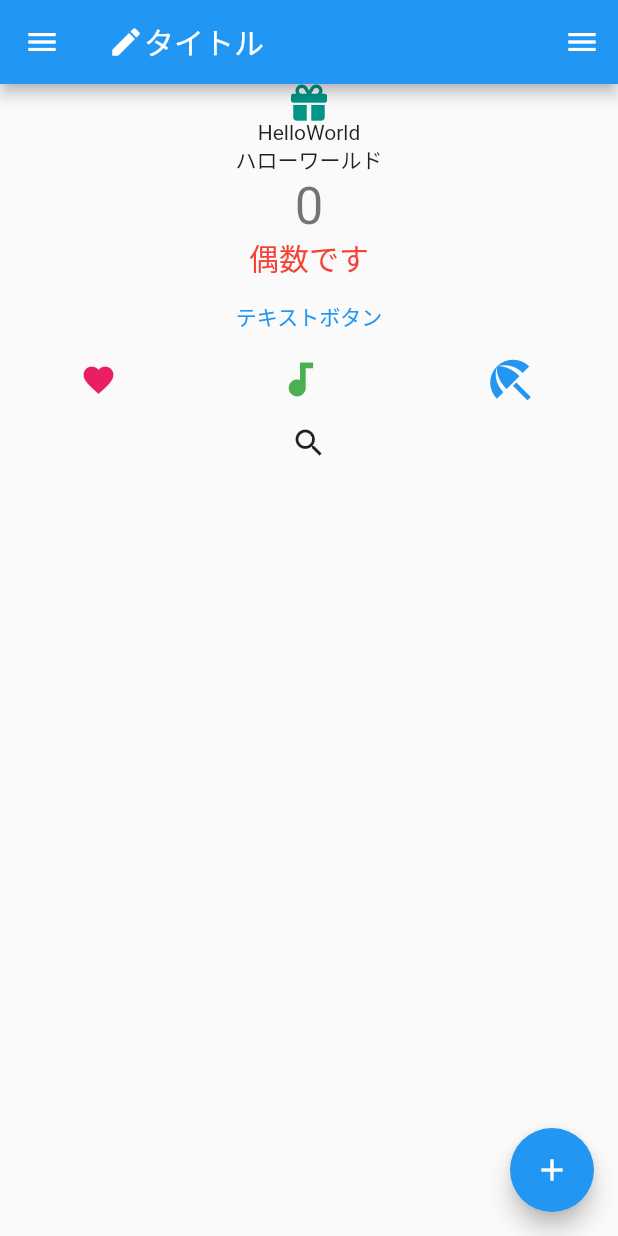
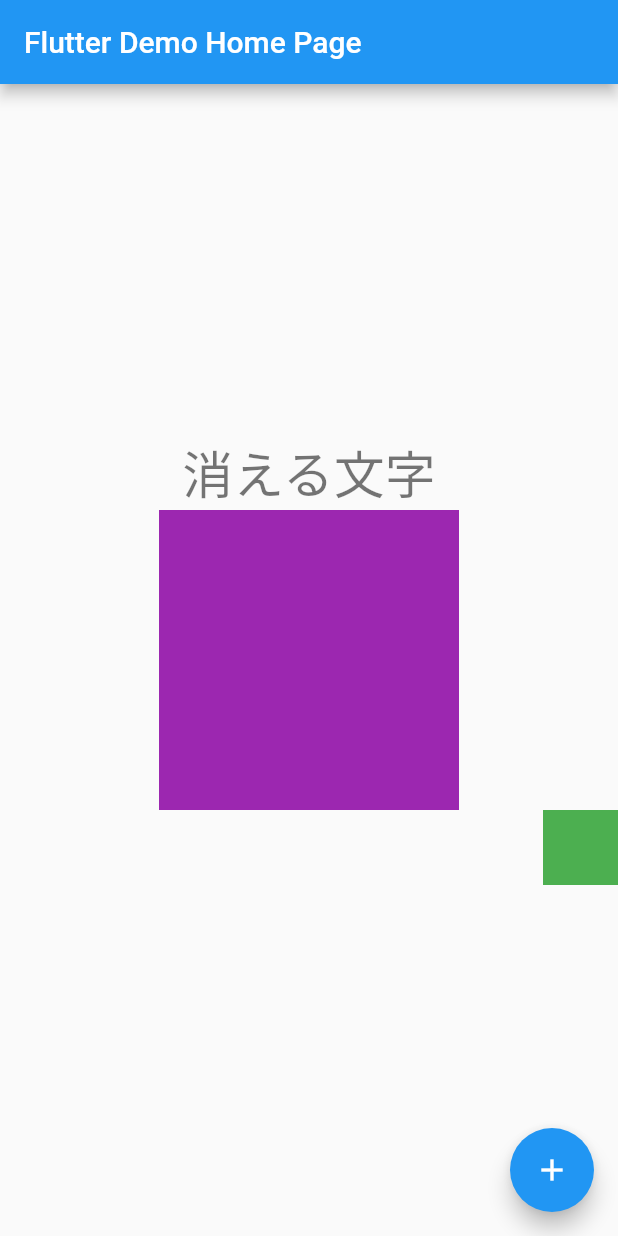
Before and after one commit to tsubasa-sbym/flutter_application_00, a Flutter app: the screen it shows after launch, on a phone screen of 412 x 824 dp. Run offline on Flutter 3.47's test engine with Material 2 defaults, Android fonts, the phone set to English and light mode, and no system bars; our stand-ins replace font_awesome_flutter.

Commit message:
feat:アニメーションの追加（ AnimatedOpacity/AnimatedSize/AnimatedAlign）

```diff
--- a/lib/main.dart
+++ b/lib/main.dart
@@ -50,84 +50,127 @@ class MyHomePage extends StatefulWidget {
 }
 
 class _MyHomePageState extends State<MyHomePage> {
-  int _counter = 0;
-  bool _setValue = false;
-  void _incrementCounter() {
+  bool _flag = false;
+  _click() async {
     setState(() {
-      _counter++;
+      _flag = !_flag;
     });
   }
   @override
   Widget build(BuildContext context) {
     return Scaffold(
       appBar: AppBar(
-        title: Row(children: const [
-         Icon(Icons.create),
-         Text("タイトル"),
-       ]),
+        title: Text(widget.title),
       ),
-      body: Column(children: [
-         const Center(child: Icon(FontAwesomeIcons.gift, color: Colors.teal)),
-         const Text("HelloWorld"),
-         const Text("ハローワールド"),
-         Text(
-             '$_counter',
-             style: Theme.of(context).textTheme.headlineMedium,
-          ),
-          if (_counter % 2 == 0)
-             const Text('偶数です', style: TextStyle(fontSize: 20, color: Colors.red)),
-         TextButton(
-           onPressed: () => {print("ボタンが押されたよ")},
-           child: const Text("テキストボタン"),
-         ),
-         Row(
-             mainAxisAlignment: MainAxisAlignment.spaceAround,
-             children: const [
-               Icon(
-                 Icons.favorite,
-                 color: Colors.pink,
-                 size: 24.0,
-               ),
-               Icon(
-                 Icons.audiotrack,
-                 color: Colors.green,
-                 size: 30.0,
-               ),
-               Icon(
-                 Icons.beach_access,
-                 color: Colors.blue,
-                 size: 36.0,
-               ),
-             ]),
-             IconButton(
-              icon: const Icon(Icons.search),
-              onPressed: () async {
-                  String url = Uri.encodeFull(
-                      "https://www.google.co.jp/search?q=flutter");
-                  await canLaunchUrlString(url);
-                  await launchUrlString(url);
-
-              }),
-      ]),
-      floatingActionButton: FloatingActionButton(
-         onPressed: _incrementCounter, tooltip: 'Increment', child: const Icon(Icons.add)),
-      drawer: const Drawer(child: Center(child: Text("Drawer"))),
-      endDrawer: Drawer(
-        child: ListView(children: <Widget>[
-          SwitchListTile(
-          title:const  Text('記念日'),
-          value: _setValue,
-          //スイッチが変更された時のイベントを定義する
-          onChanged: (bool value) {
-            setState(() {
-              _setValue = value;
-            });
-            // 変更時のイベントが続く
-          },
-          secondary: const Icon(FontAwesomeIcons.gift, color: Colors.teal),
-          ),
-        ]),
+      body: Center(
+        child: Column(
+          mainAxisAlignment: MainAxisAlignment.center,
+          children: <Widget>[
+            AnimatedOpacity(
+                opacity: _flag ? 0.1 : 1.0,
+                duration: const Duration(seconds: 3),
+                child: Text(
+                  "消える文字",
+                  style: Theme.of(context).textTheme.headline4,
+                )),
+            AnimatedSize(
+                duration: const Duration(seconds: 3),
+                child: SizedBox(
+                    width: _flag ? 50 : 200,
+                    height: _flag ? 50 : 200,
+                    child: Container(color: Colors.purple))),
+            AnimatedAlign(
+                duration: const Duration(seconds: 3),
+                alignment: _flag ? Alignment.topLeft : Alignment.bottomRight,
+                child: SizedBox(
+                    width: 50,
+                    height: 50,
+                    child: Container(color: Colors.green)))
+          ],
+        ),
       ),
+      floatingActionButton:
+        FloatingActionButton(onPressed: _click, child: const Icon(Icons.add)),
     );
   }
+//   int _counter = 0;
+//   bool _setValue = false;
+//   void _incrementCounter() {
+//     setState(() {
+//       _counter++;
+//     });
+//   }
+//   @override
+//   Widget build(BuildContext context) {
+//     return Scaffold(
+//       appBar: AppBar(
+//         title: Row(children: const [
+//          Icon(Icons.create),
+//          Text("タイトル"),
+//        ]),
+//       ),
+//       body: Column(children: [
+//          const Center(child: Icon(FontAwesomeIcons.gift, color: Colors.teal)),
+//          const Text("HelloWorld"),
+//          const Text("ハローワールド"),
+//          Text(
+//              '$_counter',
+//              style: Theme.of(context).textTheme.headlineMedium,
+//           ),
+//           if (_counter % 2 == 0)
+//              const Text('偶数です', style: TextStyle(fontSize: 20, color: Colors.red)),
+//          TextButton(
+//            onPressed: () => {print("ボタンが押されたよ")},
+//            child: const Text("テキストボタン"),
+//          ),
+//          Row(
+//              mainAxisAlignment: MainAxisAlignment.spaceAround,
+//              children: const [
+//                Icon(
+//                  Icons.favorite,
+//                  color: Colors.pink,
+//                  size: 24.0,
+//                ),
+//                Icon(
+//                  Icons.audiotrack,
+//                  color: Colors.green,
+//                  size: 30.0,
+//                ),
+//                Icon(
+//                  Icons.beach_access,
+//                  color: Colors.blue,
+//                  size: 36.0,
+//                ),
+//              ]),
+//              IconButton(
+//               icon: const Icon(Icons.search),
+//               onPressed: () async {
+//                   String url = Uri.encodeFull(
+//                       "https://www.google.co.jp/search?q=flutter");
+//                   await canLaunchUrlString(url);
+//                   await launchUrlString(url);
+
+//               }),
+//       ]),
+//       floatingActionButton: FloatingActionButton(
+//          onPressed: _incrementCounter, tooltip: 'Increment', child: const Icon(Icons.add)),
+//       drawer: const Drawer(child: Center(child: Text("Drawer"))),
+//       endDrawer: Drawer(
+//         child: ListView(children: <Widget>[
+//           SwitchListTile(
+//           title:const  Text('記念日'),
+//           value: _setValue,
+//           //スイッチが変更された時のイベントを定義する
+//           onChanged: (bool value) {
+//             setState(() {
+//               _setValue = value;
+//             });
+//             // 変更時のイベントが続く
+//           },
+//           secondary: const Icon(FontAwesomeIcons.gift, color: Colors.teal),
+//           ),
+//         ]),
+//       ),
+//     );
+//   }
 }
```
